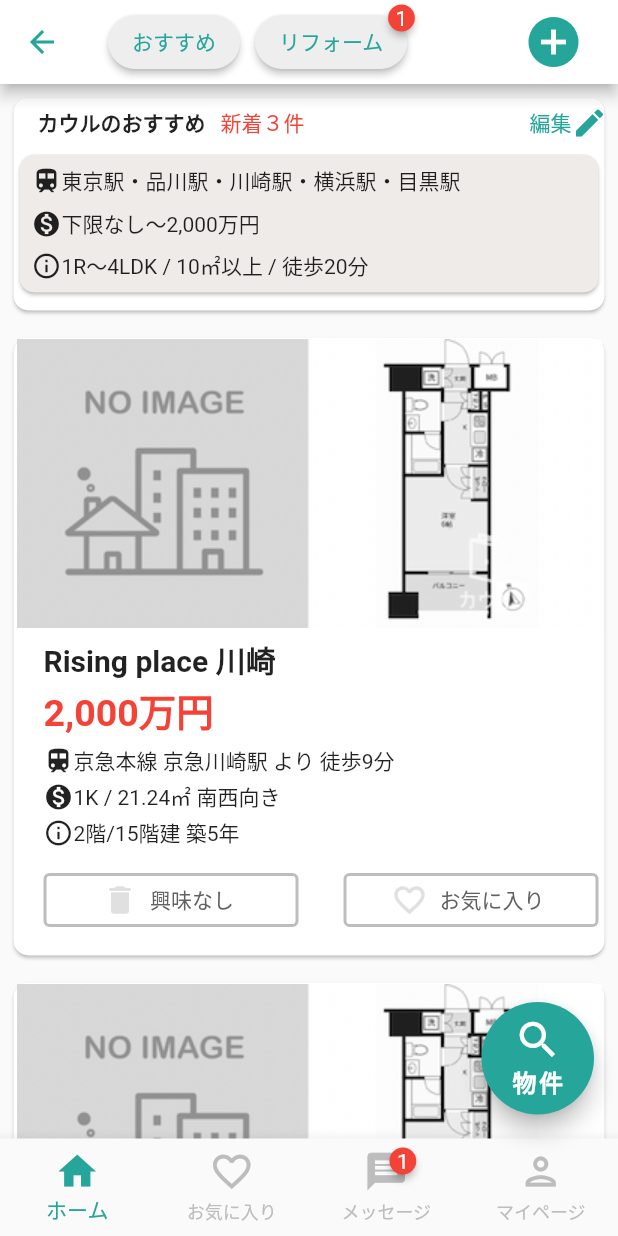
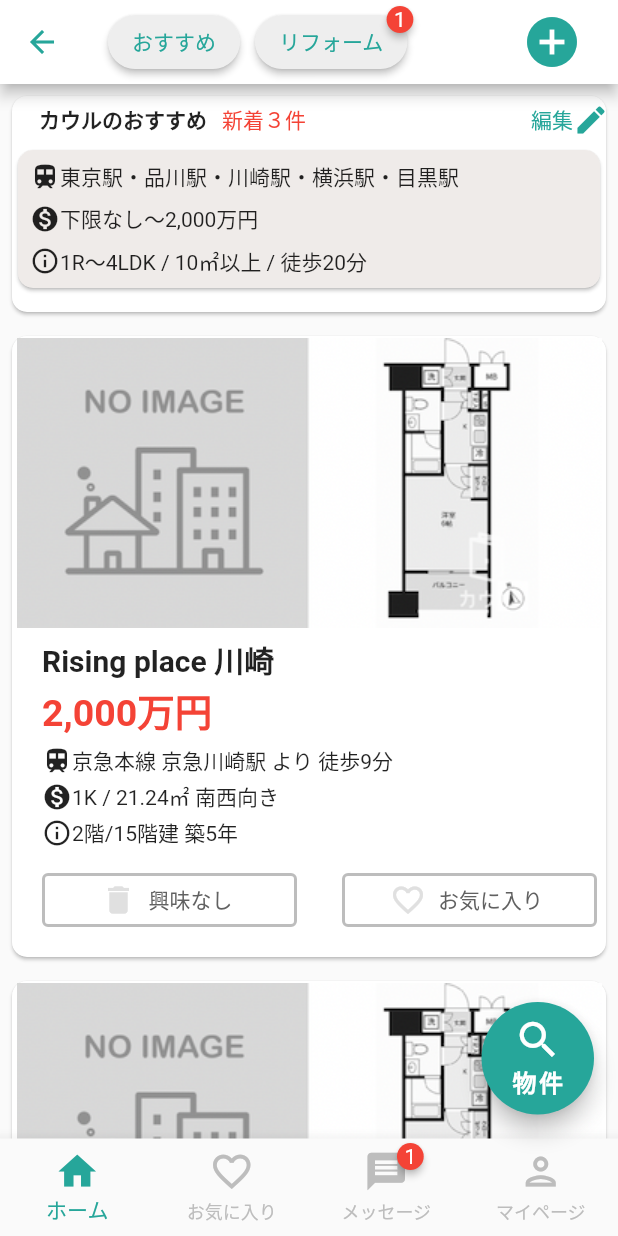
Before and after one commit to Ryota-Nakamura-317/axia_works_youtube, a Flutter app: the screen it shows after launch, after a tap on "estate", on a phone screen of 412 x 824 dp. Run offline on Flutter 3.47's test engine with Material 2 defaults, Android fonts, the phone set to English and light mode, and no system bars; drawn by our look-alikes of badges.

Commit message:
[fix]margin, paddingの数値を4の倍数に変更

```diff
--- a/lib/practice2/estate_screen.dart
+++ b/lib/practice2/estate_screen.dart
@@ -57,7 +57,6 @@ Widget _createBottomNavigationBar() {
       BottomNavigationBarItem(
         icon: Badge(
           badgeContent: Text('1', style: TextStyle(color: Colors.white)),
-          position: BadgePosition.topEnd(top: -5, end: -5),
           child: Icon(Icons.message),
         ),
         label: 'メッセージ',
@@ -75,7 +74,7 @@ Widget _createBody() {
   return Column(
     children: [
       Container(
-        padding: EdgeInsets.symmetric(vertical: 5, horizontal: 5),
+        padding: EdgeInsets.symmetric(vertical: 4, horizontal: 4),
         height: 160,
         child: Card(
           shape: RoundedRectangleBorder(
@@ -84,7 +83,7 @@ Widget _createBody() {
           child: Column(
             children: [
               Container(
-                padding: EdgeInsets.symmetric(vertical: 5, horizontal: 6),
+                padding: EdgeInsets.symmetric(vertical: 4, horizontal: 8),
                 child: Row(
                   children: [
                     SizedBox(width: 10),
@@ -183,7 +182,7 @@ Widget _createAppBar() {
         SizedBox(width: 10),
         Badge(
           badgeContent: Text('1', style: TextStyle(color: Colors.white)),
-          position: BadgePosition.topEnd(top: -5, end: -5),
+          position: BadgePosition.topEnd(top: -4, end: -4),
           child: ElevatedButton(
             onPressed: () {},
             child: Text(
@@ -200,7 +199,7 @@ Widget _createAppBar() {
     ),
     actions: [
       Container(
-        margin: EdgeInsets.only(right: 15),
+        margin: EdgeInsets.only(right: 16),
         child: IconButton(
           icon: Icon(Icons.add_circle),
           iconSize: 40,
@@ -213,7 +212,7 @@ Widget _createAppBar() {
 
 Widget _createEstateInfo(BuildContext context, EstateData data) {
   return Container(
-    padding: EdgeInsets.symmetric(vertical: 5, horizontal: 5),
+    padding: EdgeInsets.symmetric(vertical: 4, horizontal: 4),
     height: 430,
     child: Card(
       shape: RoundedRectangleBorder(
```
